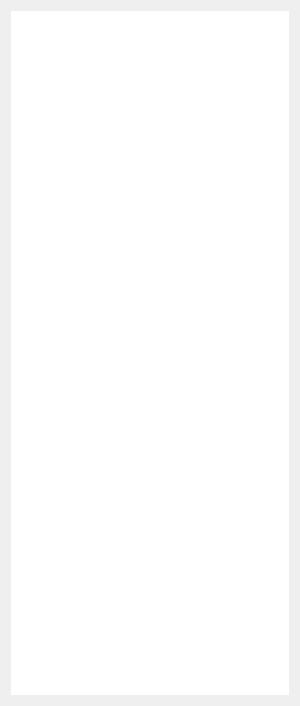
First picture: the form in ribbonwnd.ui, repository AVNechaev/rz_ribbon, before the edit.
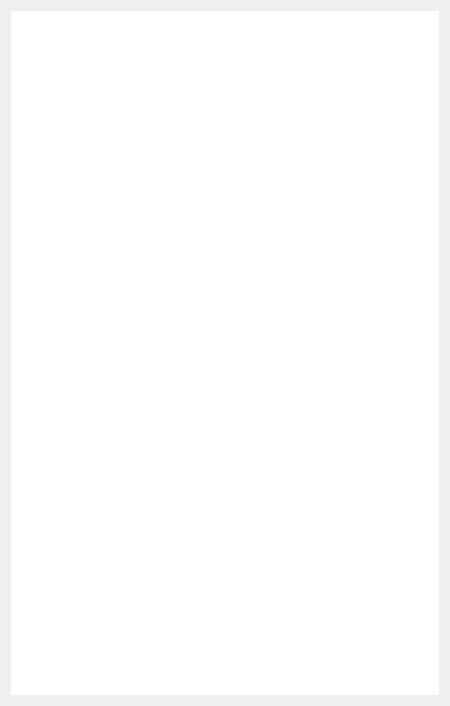
Second picture: the form after the edit.

Commit message: printing with local timezone

Patch:
```diff
--- a/ribbonwnd.ui
+++ b/ribbonwnd.ui
@@ -6,13 +6,13 @@
    <rect>
     <x>0</x>
     <y>0</y>
-    <width>300</width>
+    <width>450</width>
     <height>706</height>
    </rect>
   </property>
   <property name="minimumSize">
    <size>
-    <width>300</width>
+    <width>450</width>
     <height>0</height>
    </size>
   </property>
```
The commit also changes 2 other files.
